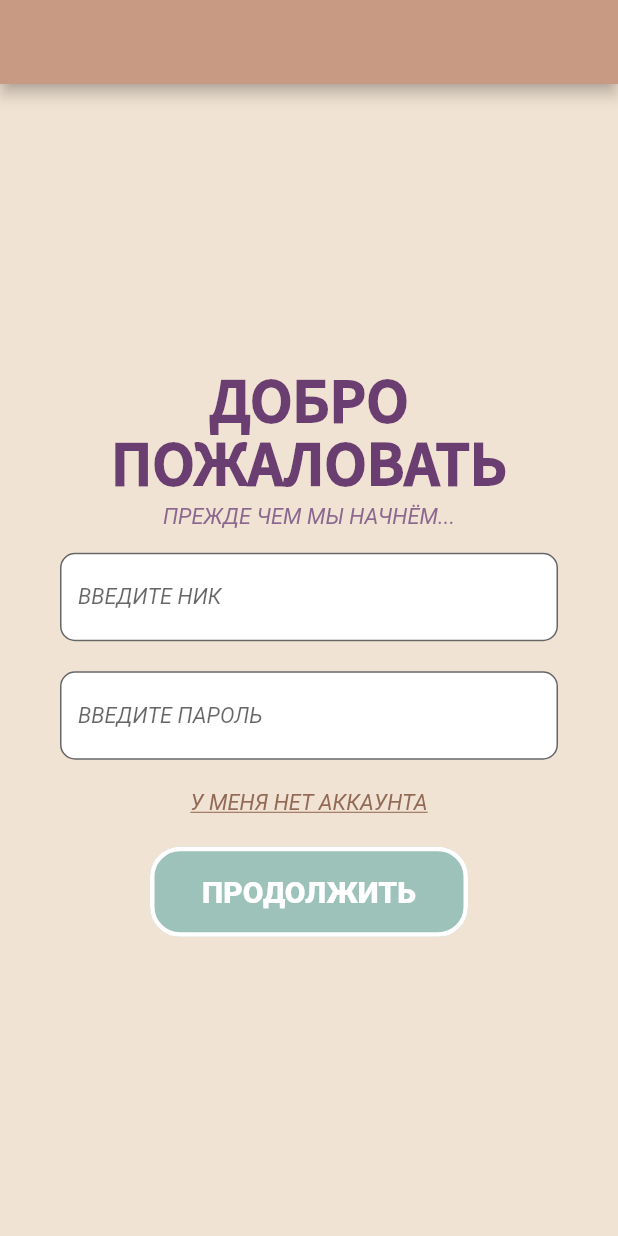
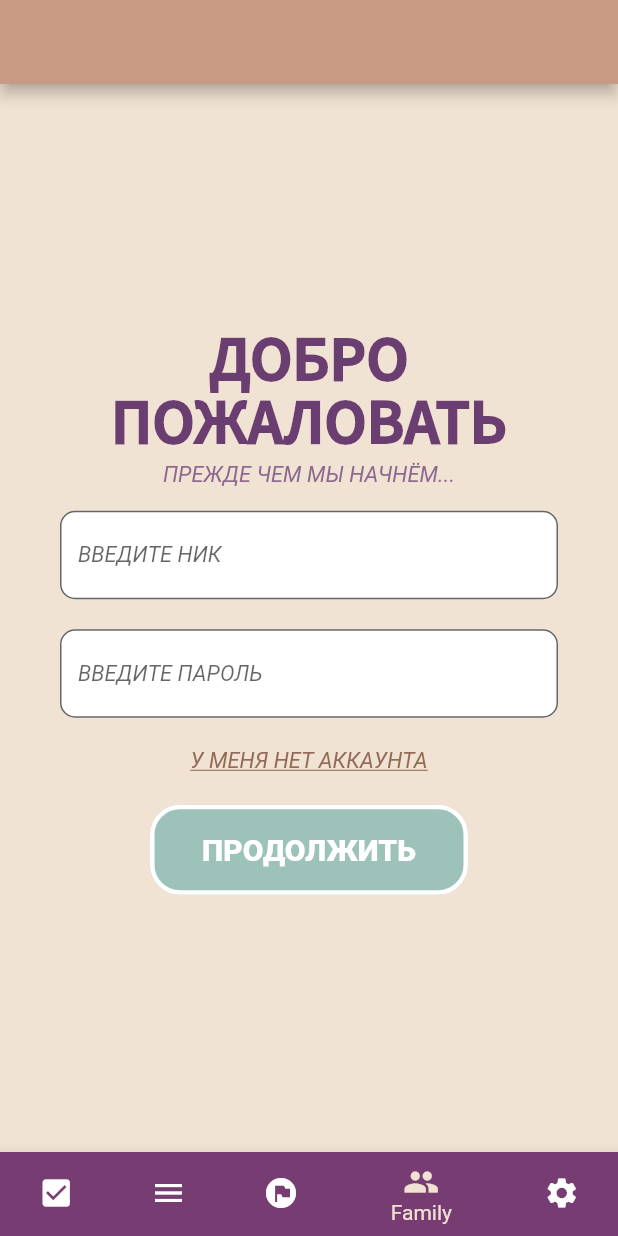
Before and after one commit to DeadDPie/Dart-DonateMe-, a Flutter app: the screen it shows after launch, on a phone screen of 412 x 824 dp. Run offline on Flutter 3.47's test engine with Material 2 defaults, Android fonts, the phone set to English and light mode, and no system bars.

```diff
--- a/lib/main.dart
+++ b/lib/main.dart
@@ -1,17 +1,93 @@
+import 'package:donate_me/screens/AddTaskScreen.dart';
+import 'package:donate_me/screens/AuthorizationForm.dart';
+import 'package:donate_me/screens/EverythingIsDoneScreen.dart';
+import 'package:donate_me/screens/ProfileChangeForm.dart';
+import 'package:donate_me/screens/ChildTasksScreen.dart';
+import 'package:donate_me/screens/RegistrationForm.dart';
 import 'package:flutter/material.dart';
-import 'package:donate_me/screens/AuthorizationForm.dart';
 
-void main() {
-  runApp(const MainForm());
-}
+void main() => runApp(const MyApp());
 
-class MainForm extends StatelessWidget {
-  const MainForm ({super.key});
+class MyApp extends StatelessWidget {
+  const MyApp({super.key});
 
   @override
   Widget build(BuildContext context) {
     return const MaterialApp(
-      home: AuthorizationForm(),
+      home: MainFormDart(),
     );
   }
 }
+
+class MainFormDart extends StatefulWidget {
+  const MainFormDart({super.key});
+
+  @override
+  State<MainFormDart> createState() => _MainFormDartState();
+}
+
+class _MainFormDartState extends State<MainFormDart> {
+  int _currentTab = 3;
+  late List<Widget> pages;
+  late Widget currentPage;
+
+  @override
+  void initState() {
+    var one = ChildTasks();
+    var two = AddTaskScreen();
+    var three = EverythingIsDoneScreen();
+    var four = AuthorizationForm();
+    var five = ProfileChangeForm();
+    pages = [one, two, three, four, five];
+
+    currentPage = four;
+    super.initState();
+  }
+
+  @override
+  Widget build(BuildContext context) {
+    return Scaffold(
+      appBar: AppBar(
+        backgroundColor: const Color.fromRGBO(200, 154, 132, 1.0),
+      ),
+      body: currentPage,
+      bottomNavigationBar: BottomNavigationBar(
+        items: const <BottomNavigationBarItem>[
+          BottomNavigationBarItem(
+            icon: Icon(Icons.check_box),
+            label: 'Home',
+            backgroundColor: Color.fromRGBO(119, 60, 114, 1.0),
+          ),
+          BottomNavigationBarItem(
+            icon: Icon(Icons.menu),
+            label: 'Archive',
+            backgroundColor: Color.fromRGBO(119, 60, 114, 1.0),
+          ),
+          BottomNavigationBarItem(
+            icon: Icon(Icons.flag_circle),
+            label: 'Match',
+            backgroundColor: Color.fromRGBO(119, 60, 114, 1.0),
+          ),
+          BottomNavigationBarItem(
+            icon: Icon(Icons.people),
+            label: 'Family',
+            backgroundColor: Color.fromRGBO(119, 60, 114, 1.0),
+          ),
+          BottomNavigationBarItem(
+            icon: Icon(Icons.settings),
+            label: 'Settings',
+            backgroundColor: Color.fromRGBO(119, 60, 114, 1.0),
+          ),
+        ],
+        currentIndex: _currentTab,
+        selectedItemColor: const Color.fromRGBO(241, 227, 211, 1.0),
+        onTap: (int index) {
+          setState(() {
+            _currentTab = index;
+            currentPage = pages[index];
+          });
+        }
+      ),
+    );
+  }
+}
--- a/lib/screens/AuthorizationForm.dart
+++ b/lib/screens/AuthorizationForm.dart
@@ -30,9 +30,6 @@ class AuthorizationFormState extends State<AuthorizationForm> {
     return MaterialApp(
       title: 'Окно_Авторизации',
       home: Scaffold(
-        appBar: AppBar(
-          backgroundColor: const Color.fromRGBO(200, 154, 132, 1.0),
-        ),
         backgroundColor: const Color.fromRGBO(241, 227, 211, 1.0),
         body: Center(
           child: Column(
```
Also changed, not shown: lib/screens/AddTaskScreen.dart (+5 -5 lines), lib/screens/ChildTasksScreen.dart (+31 -15 lines), lib/screens/ProfileChangeForm.dart (+11 -31 lines).
